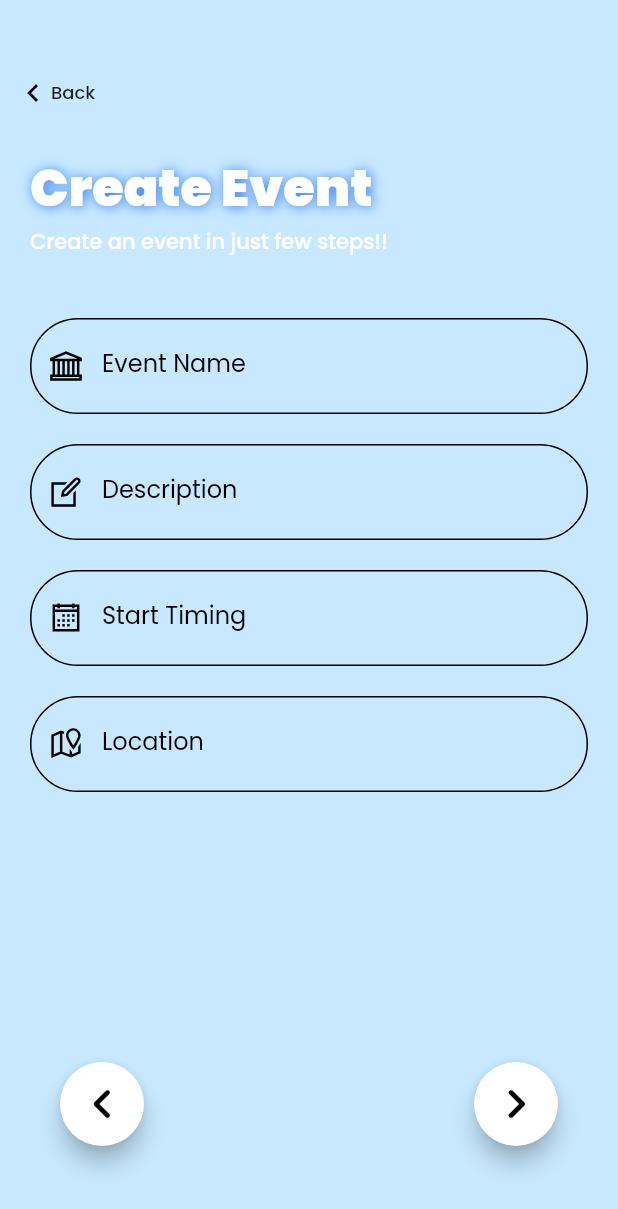
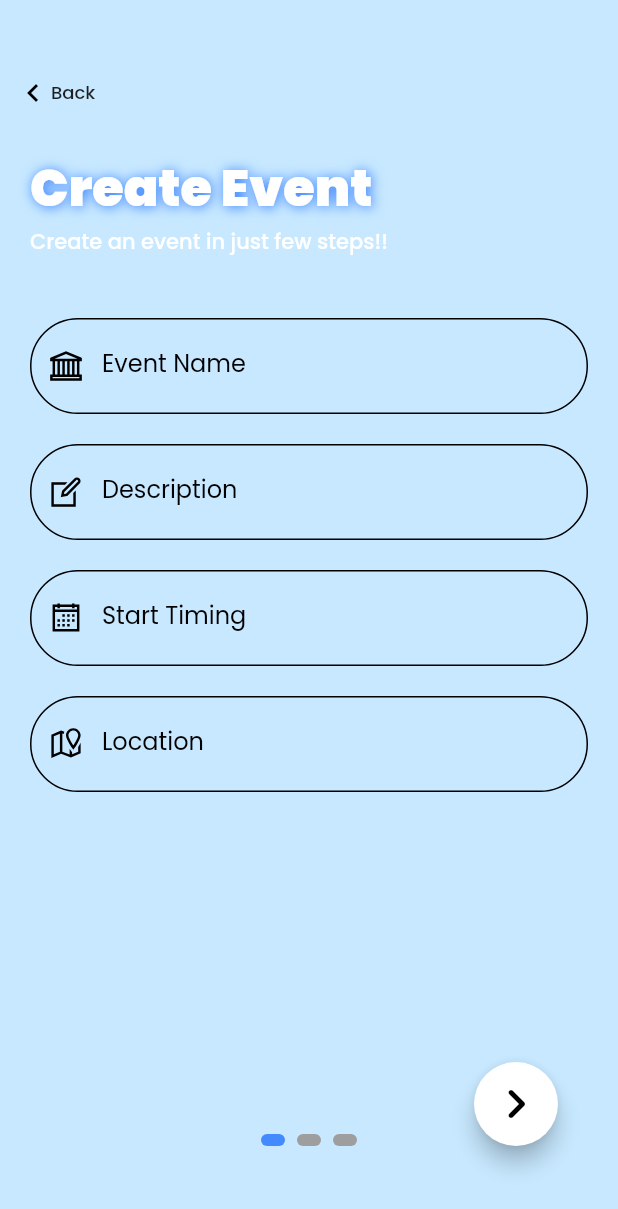
Before and after one commit to eventoflutter/EventO, a Flutter app: the createEvent screen opened directly, on a phone screen of 412 x 824 dp. Shown: the top 1209 px of the screen. Run offline on Flutter 3.47's test engine with Material 2 defaults, Android fonts, the light colour scheme and no system bars; drawn by our look-alikes of liquid_swipe, smooth_page_indicator; our stand-ins replace animated_notch_bottom_bar, cloud_firestore, firebase_auth, firebase_core, flutter_otp_text_field, get and 3 more; accounts and stored records are empty.

Commit message:
Vivek's 5th commit

```diff
--- /dev/null
+++ b/lib/src/Widget/Buttons/pageNavButton.dart
@@ -0,0 +1,45 @@
+// ignore_for_file: camel_case_types, must_be_immutable, file_names
+
+
+// Page Navigation Button (Back & Next)
+
+import 'package:final_year_project/src/Widget/Controller/createEventController.dart';
+import 'package:flutter/material.dart';
+
+class pageNavBtn extends StatelessWidget {
+  pageNavBtn({
+    super.key,
+    required this.controller,
+    required this.btnicon,
+    required this.press,
+    this.left,
+    this.right,
+    this.text = '',
+  });
+
+  final create_Event_Controller controller;
+  final IconData btnicon;
+  final VoidCallback press;
+  double? left;
+  double? right;
+  String text;
+
+  @override
+  Widget build(BuildContext context) {
+    return Positioned(
+      bottom: 60,
+      left: left,
+      right: right,
+      child: FloatingActionButton(
+        onPressed: press,
+        heroTag: text,
+        backgroundColor: Colors.white,
+        child: Icon(
+          btnicon,
+          color: Colors.black,
+          size: 40,
+        ),
+      ),
+    );
+  }
+}
--- a/lib/src/Widget/Controller/createEventController.dart
+++ b/lib/src/Widget/Controller/createEventController.dart
@@ -26,6 +26,11 @@ class create_Event_Controller extends GetxController {
     }
   }
 
+  // Page 3
+
+
+
+
   // Liquid Swipe Controller
 
   final lqController = LiquidController();
--- a/lib/src/Widget/Event/createEvent.dart
+++ b/lib/src/Widget/Event/createEvent.dart
@@ -2,7 +2,9 @@
 
 import 'package:final_year_project/src/Pages/createEventPages/page1.dart';
 import 'package:final_year_project/src/Pages/createEventPages/page2.dart';
+import 'package:final_year_project/src/Widget/Buttons/pageNavButton.dart';
 import 'package:final_year_project/src/Widget/Controller/createEventController.dart';
+import 'package:smooth_page_indicator/smooth_page_indicator.dart';
 import 'package:flutter/material.dart';
 import 'package:get/get.dart';
 import 'package:liquid_swipe/liquid_swipe.dart';
@@ -15,56 +17,68 @@ class createEvent extends StatefulWidget {
 }
 
 class _createEventState extends State<createEvent> {
-
   final controller = Get.put(create_Event_Controller());
 
   @override
   Widget build(BuildContext context) {
-    return Stack(
-      children:
-        [
+  var pages = [
+            create_event_page_1(controller: controller,),
+            create_event_page_2(controller: controller,),
+            create_event_page_1(controller: controller,),
+          ];
+    return Scaffold(
+      body: Stack(
+        alignment: Alignment.center,
+        children: [
           LiquidSwipe(
               liquidController: controller.lqController,
               enableLoop: false,
               onPageChangeCallback: controller.onPageChanged,
-            // enableSideReveal: true,
-            pages: [
-              create_event_page_1(controller: controller,),
-              create_event_page_2(controller: controller,),
-              create_event_page_1(controller: controller,),
-            ]
+              pages: pages,
             ),
+          Obx(() {
+            bool page = (controller.currentPage.value) != 0;
+            return (page)
+                ? pageNavBtn(
+                    controller: controller,
+                    btnicon: Icons.navigate_before_rounded,
+                    left: 40,
+                    text: "bckbtn",
+                    press: () {
+                      controller.prevPage();
+                    },
+                  )
+                : Container();
+          }),
+          Obx(() {
+            bool page = (controller.currentPage.value) != 2;
+            return (page)
+                ? pageNavBtn(
+                    controller: controller,
+                    btnicon: Icons.navigate_next_rounded,
+                    right: 40,
+                    text: "nxtbtn",
+                    press: () {
+                      controller.nextPage();
+                    },
+                  )
+                : Container();
+          }),
           Positioned(
             bottom: 60,
-            right: 40,
-            child: FloatingActionButton(
-              onPressed: () {
-                controller.nextPage();
-              },
-              backgroundColor: Colors.white,
-              child: const Icon(
-                Icons.navigate_next_rounded,
-                color: Colors.black,
-                size: 40,
+            child: Obx(() {
+              return Center(
+                child: AnimatedSmoothIndicator(
+                  activeIndex: controller.currentPage.value,
+                  count: 3,
+                  effect: const WormEffect(
+                      dotHeight: 8, activeDotColor: Colors.blueAccent),
                 ),
+              );
+            }),
           ),
+        ],
       ),
-          Positioned(
-            bottom: 60,
-            left: 40,
-            child: FloatingActionButton(
-              onPressed: () {
-                controller.prevPage();
-              },
-              backgroundColor: Colors.white,
-              child: const Icon(
-                Icons.navigate_before_rounded,
-                color: Colors.black,
-                size: 40,
-              ),
-            ),
-          )
-        ],
     );
   }
 }
--- a/pubspec.yaml
+++ b/pubspec.yaml
@@ -29,6 +29,7 @@ dependencies:
   intl: ^0.17.0
   liquid_swipe: ^3.0.0
   simple_shadow: ^0.3.1
+  smooth_page_indicator: ^1.0.1
 
 dev_dependencies:
   flutter_test:
```
Also changed, not shown: pubspec.lock. Lines whose indentation alone changed are shown as unchanged.
